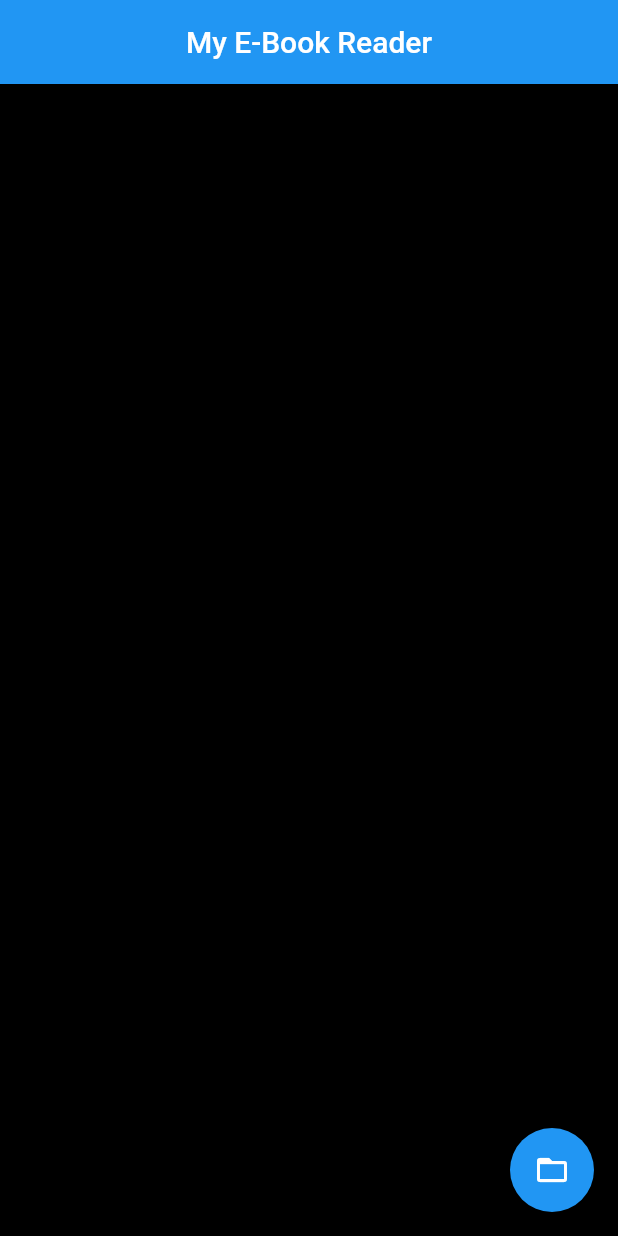
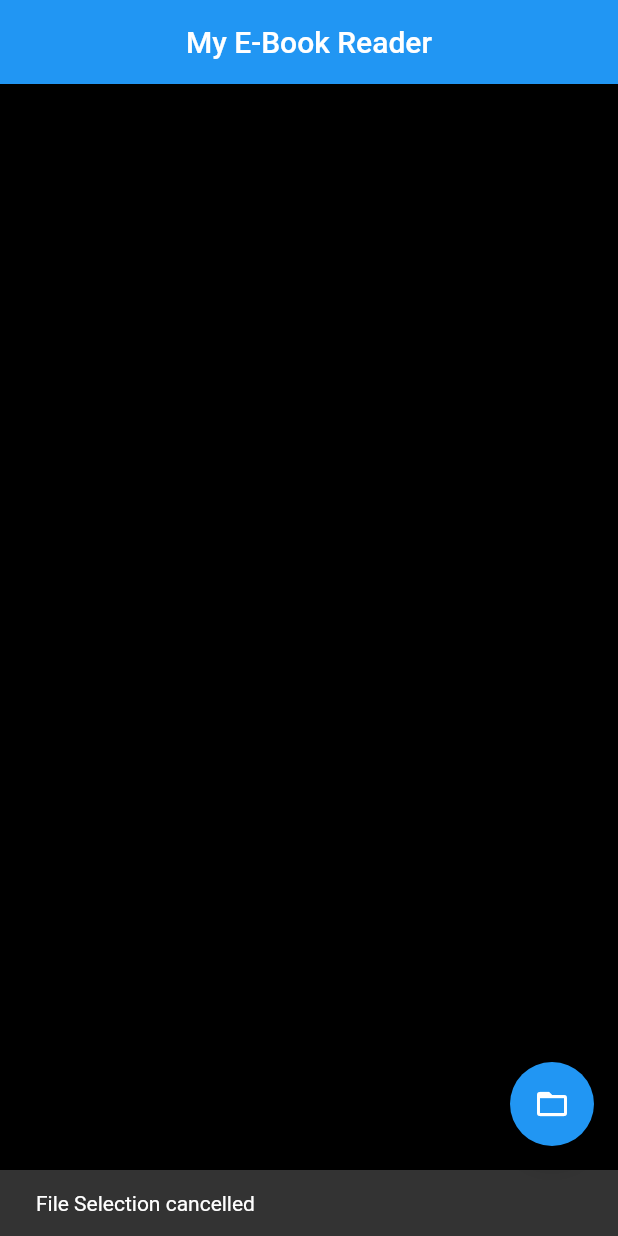
Before and after one commit to J0HJOH/E-Book-Reader, a Flutter app: the screen it shows after launch, after a tap on the "folder open" icon, on a phone screen of 412 x 824 dp. Run offline on Flutter 3.47's test engine with Material 2 defaults, Android fonts, the phone set to English and light mode, and no system bars; our stand-ins replace file_picker; missing offline and left inert: advance_pdf_viewer.

Commit message:
Worked on adding the reading Screen

```diff
--- a/lib/home_page.dart
+++ b/lib/home_page.dart
@@ -1,5 +1,8 @@
+import 'dart:io';
+
 import 'package:file_picker/file_picker.dart';
 import 'package:flutter/material.dart';
+import 'package:my_e_book_reader/reader.dart';
 
 class HomePage extends StatefulWidget {
   const HomePage({Key? key}) : super(key: key);
@@ -21,12 +24,34 @@ class _HomePageState extends State<HomePage> {
       ),
       floatingActionButton: FloatingActionButton(
         onPressed: () async {
-          FilePickerResult? result = await
-          FilePicker.platform.pickFiles();
+          await _selectFile(context);
 
         },
         child: Icon(Icons.folder_open),
       ),
     );
   }
+
+  Future<void> _selectFile(BuildContext context) async {
+     FilePickerResult? result = await
+    FilePicker.platform.pickFiles(
+        allowedExtensions: ["pdf"],
+      type: FileType.custom
+    );
+    if(result != null){
+      // User selected the file
+      //create file instance
+      File docFile = File(result.files[0].path!);
+      Navigator.push(
+        context,
+        MaterialPageRoute(builder: (context)=>ReaderPage(document : docFile))
+      );
+    }else{
+      //user cancelled selection
+      ScaffoldMessenger.of(context).showSnackBar(
+          SnackBar(content: Text("File Selection cancelled")
+          )
+      );
+    }
+  }
 }
--- a/pubspec.yaml
+++ b/pubspec.yaml
@@ -40,6 +40,8 @@ dependencies:
   # the following line of code enables you to pick files from your local
   # library to add to your application
   file_picker: ^5.2.4
+  # enables you to view your pdf you picked
+  advance_pdf_viewer: ^2.0.1
 
 dev_dependencies:
   flutter_test:
```
Also changed, not shown: lib/reader.dart (added, +50 -0 lines), pubspec.lock, 1 other file.
